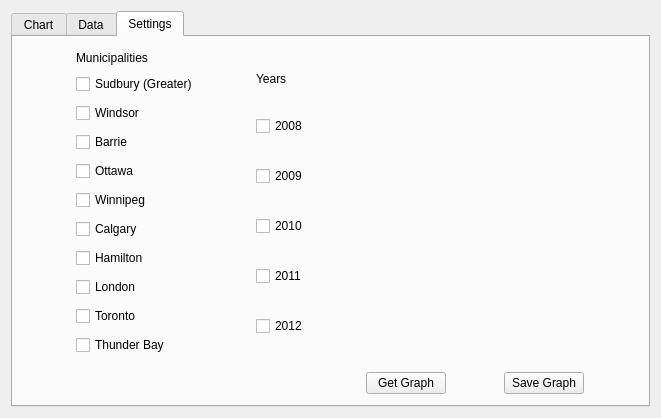
Qt form asn1/src/mainwindow.ui (donvvo/Data-Visualization-Software-for-Ontario-Municipal-Benchmarking-Initiative) before a commit.
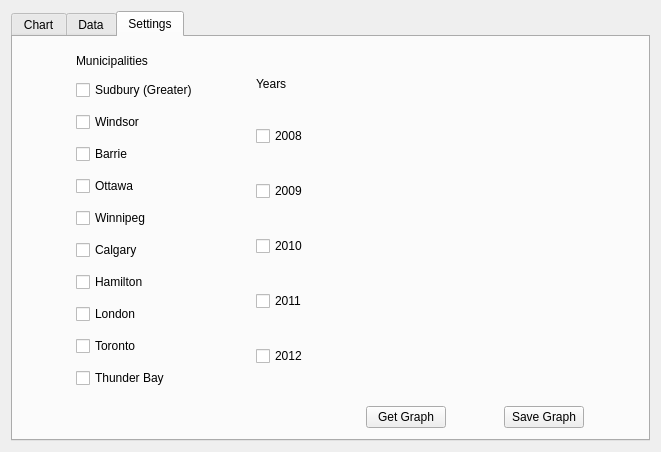
The same form after that commit. Custom widgets are drawn as their Qt base class.

The edit to the form file:
```diff
--- a/asn1/src/mainwindow.ui
+++ b/asn1/src/mainwindow.ui
@@ -7,7 +7,7 @@
     <x>0</x>
     <y>0</y>
     <width>661</width>
-    <height>418</height>
+    <height>452</height>
    </rect>
   </property>
   <property name="windowTitle">
```
Left out of the diff: 2 changed lines with no effect on the pictures.
